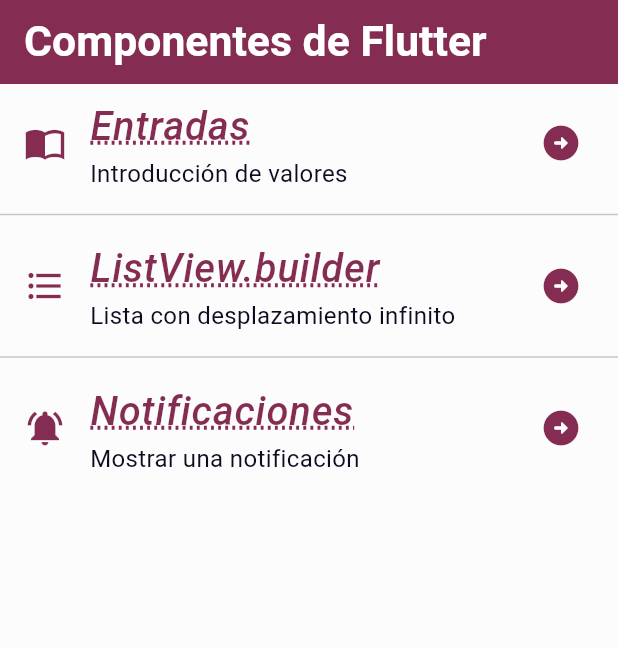
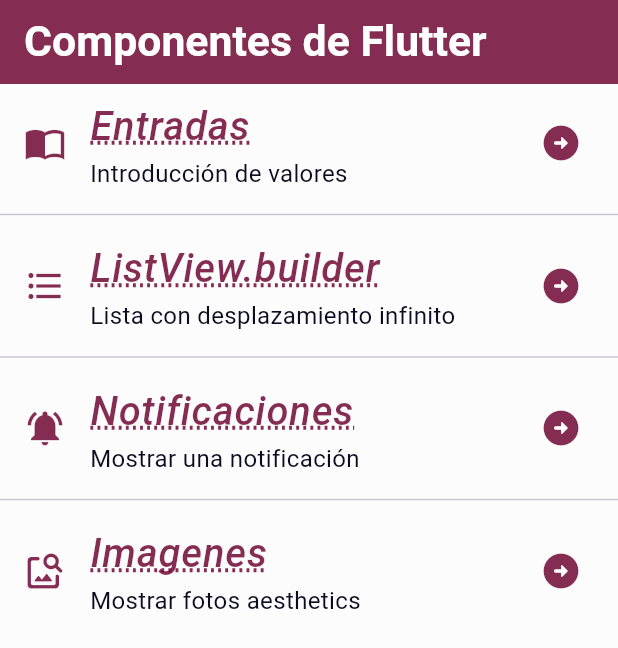
Before and after one commit to AliixLoz/componentes_flutter_aliix, a Flutter app: the screen it shows after launch, on a phone screen of 412 x 824 dp. Shown: the top 648 px of the screen. Run offline on Flutter 3.47's test engine with Material 3 defaults, Android fonts, the phone set to English and light mode, and no system bars; our stand-ins replace google_fonts; Roboto replaces fonts that are missing (Playfair).

Commit message:
Adding Image

```diff
--- a/lib/screens/home_screen.dart
+++ b/lib/screens/home_screen.dart
@@ -1,5 +1,6 @@
 import 'package:flutter/material.dart';
 import 'package:practica3/screens/data_screen.dart';
+import 'package:practica3/screens/images_screen.dart';
 import 'package:practica3/screens/infinite_scroll_screen.dart';
 import 'package:practica3/screens/inputs_screen.dart';
 import 'package:practica3/screens/notifications_screen.dart';
@@ -98,6 +99,34 @@ class HomeScreen extends StatelessWidget {
             },
             //acaba lo nuevo
           ),
+          const Divider(),
+          ListTile(
+            title: Text(
+              'Imagenes',
+              style: AppTheme.lightTheme.textTheme.headlineLarge,
+            ),
+            subtitle: Text(
+              'Mostrar fotos aesthetics',
+              style: AppTheme.lightTheme.textTheme.bodySmall,
+            ),
+            leading: IconTheme(
+              data: AppTheme.lightTheme.iconTheme,
+              child: const Icon(Icons.image_search_rounded),
+            ),
+            trailing: IconTheme(
+              data: AppTheme.lightTheme.iconTheme,
+              child: const Icon(Icons.arrow_circle_right_rounded),
+            ),
+
+            //agreganuevo
+            onTap: () {
+              final ruta3 = MaterialPageRoute(builder: (context) {
+                return const ImageScreen();
+              });
+              Navigator.push(context, ruta3);
+            },
+            //acaba lo nuevo
+          ),
         ],
       ),
     );
--- a/pubspec.yaml
+++ b/pubspec.yaml
@@ -18,3 +18,5 @@ dev_dependencies:
 
 flutter:
   uses-material-design: true
+  assets:
+    - assets/img/f1.png
```
Also changed, not shown: lib/screens/images_screen.dart (added, +25 -0 lines), assets/img/f1.png (added).
